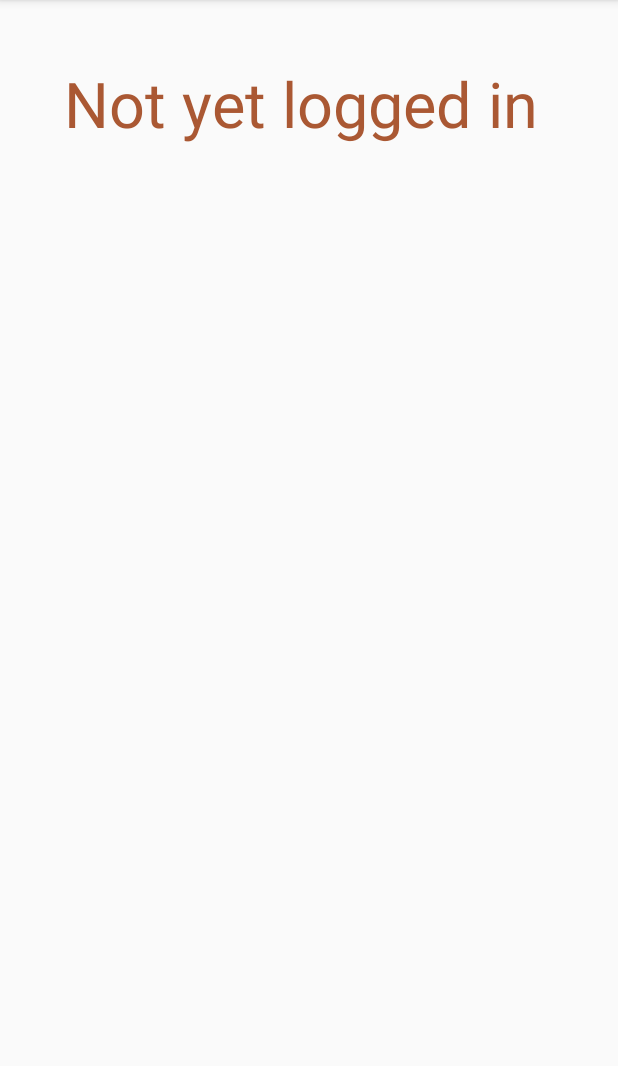
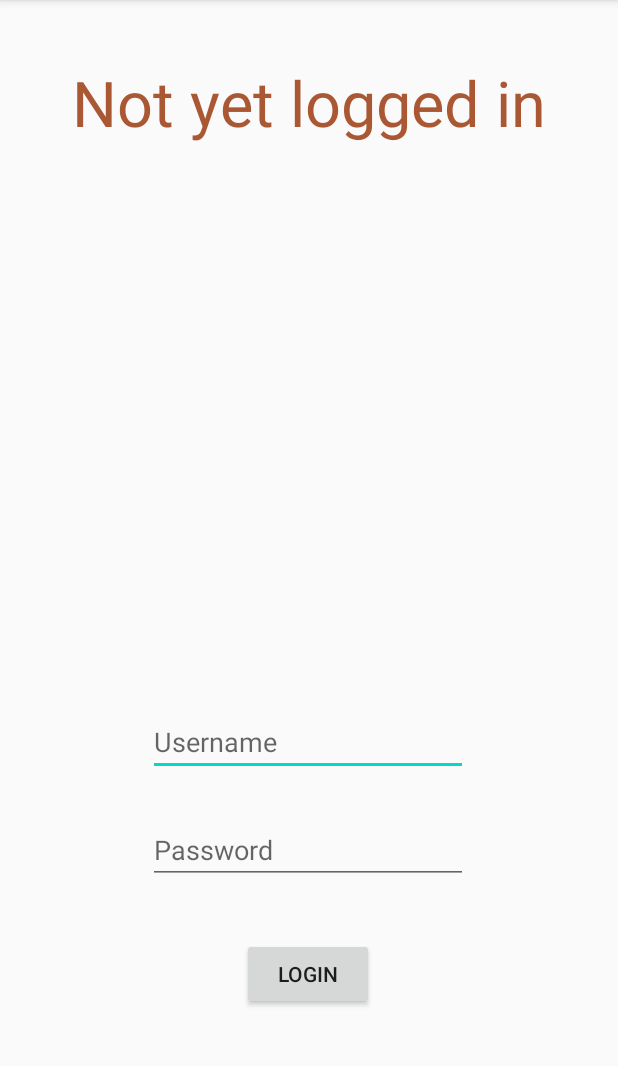
Before and after one commit to willemhscott/HackCUVirtual, an Android app: the LoginActivity screen opened directly, with no data from a screen before it, on a phone screen of 412 x 824 dp, the part 84-1150 px from its top. Run offline under Robolectric (Android 15) with nearby library versions, the phone set to English and light mode, and no system bars.

Commit message:
Committing stuff

```diff
--- a/app/src/main/java/com/github/henry232323/hackcuvirtual/LoginActivity.kt
+++ b/app/src/main/java/com/github/henry232323/hackcuvirtual/LoginActivity.kt
@@ -1,11 +1,31 @@
 package com.github.henry232323.hackcuvirtual
 
+import android.app.Application
+import android.content.Intent
 import androidx.appcompat.app.AppCompatActivity
 import android.os.Bundle
 import android.provider.AlarmClock.EXTRA_MESSAGE
+import android.widget.Button
+import android.widget.EditText
 import android.widget.TextView
 
 class LoginActivity : AppCompatActivity() {
+
+
+    fun loginFail(){
+        val failText = TextView(this)
+        failText.setText("Login Failed")
+    }
+
+    fun loginSuccess(){
+        val successText = TextView(this)
+        successText.setText("Login Successful!")
+        val intent = Intent(this, MainActivity::class.java)
+        Messenger.instance.start(application)
+        startActivity(intent)
+    }
+
+
     override fun onCreate(savedInstanceState: Bundle?) {
         super.onCreate(savedInstanceState)
         setContentView(R.layout.activity_login)
@@ -15,5 +35,17 @@ class LoginActivity : AppCompatActivity() {
         val login_title: TextView = findViewById(R.id.login_title)
         val text:String = if(msg) "Already logged in" else "Not yet logged in";
         login_title.setText(text)
+
+        //storing username and password from edit text boxes
+        val iUsername = findViewById<EditText>(R.id.etUsername).toString()
+        val iPassword = findViewById<EditText>(R.id.etPassword).toString()
+        val bLogin = findViewById<Button>(R.id.btnLogin)
+
+
+
+        bLogin.setOnClickListener{
+            Messenger.instance.getToken(iUsername, iPassword, loginSuccess, loginFail)
+        }
+
     }
 }
--- a/app/src/main/res/layout/activity_login.xml
+++ b/app/src/main/res/layout/activity_login.xml
@@ -14,10 +14,52 @@
         android:textColor="#AA5833"
         android:textSize="42sp"
         app:layout_constraintBottom_toBottomOf="parent"
-        app:layout_constraintHorizontal_bias="0.443"
+        app:layout_constraintEnd_toEndOf="parent"
         app:layout_constraintLeft_toLeftOf="parent"
         app:layout_constraintRight_toRightOf="parent"
+        app:layout_constraintStart_toStartOf="parent"
         app:layout_constraintTop_toTopOf="parent"
-        app:layout_constraintVertical_bias="0.057" />
+        app:layout_constraintVertical_bias="0.056" />
+
+    <EditText
+        android:id="@+id/etUsername"
+        android:layout_width="wrap_content"
+        android:layout_height="wrap_content"
+        android:ems="10"
+        android:hint="Username"
+        android:inputType="textPersonName"
+        app:layout_constraintBottom_toBottomOf="parent"
+        app:layout_constraintEnd_toEndOf="parent"
+        app:layout_constraintHorizontal_bias="0.497"
+        app:layout_constraintStart_toStartOf="parent"
+        app:layout_constraintTop_toTopOf="parent"
+        app:layout_constraintVertical_bias="0.653" />
+
+    <EditText
+        android:id="@+id/etPassword"
+        android:layout_width="wrap_content"
+        android:layout_height="wrap_content"
+        android:ems="10"
+        android:hint="Password"
+        android:inputType="textPassword"
+        app:layout_constraintBottom_toBottomOf="parent"
+        app:layout_constraintEnd_toEndOf="parent"
+        app:layout_constraintHorizontal_bias="0.497"
+        app:layout_constraintStart_toStartOf="parent"
+        app:layout_constraintTop_toBottomOf="@+id/etUsername"
+        app:layout_constraintVertical_bias="0.129" />
+
+    <Button
+        android:id="@+id/btnLogin"
+        android:layout_width="wrap_content"
+        android:layout_height="wrap_content"
+        android:layout_marginTop="36dp"
+        android:text="Login"
+        app:layout_constraintBottom_toBottomOf="parent"
+        app:layout_constraintEnd_toEndOf="parent"
+        app:layout_constraintHorizontal_bias="0.498"
+        app:layout_constraintStart_toStartOf="parent"
+        app:layout_constraintTop_toBottomOf="@+id/etPassword"
+        app:layout_constraintVertical_bias="0.0" />
 
 </androidx.constraintlayout.widget.ConstraintLayout>
```
Also changed, not shown: app/src/main/java/com/github/henry232323/hackcuvirtual/WebsocketMessenger.kt (+6 -5 lines), app/src/main/res/layout/activity_main.xml (+10 -8 lines).
